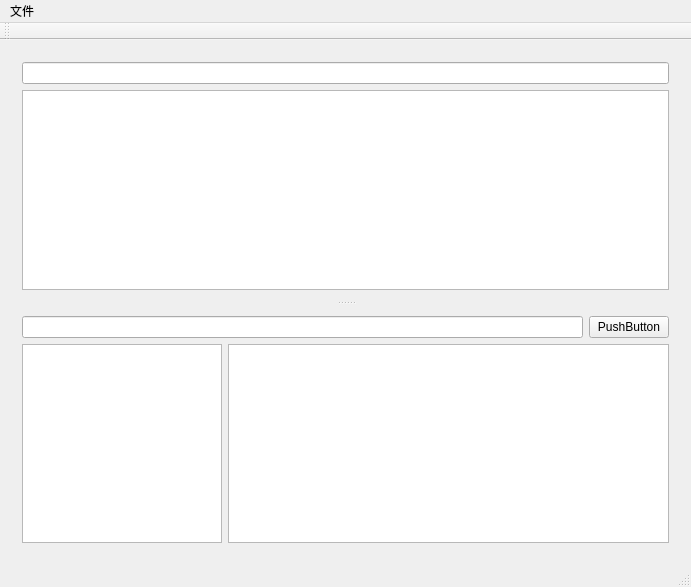
This is QResDepot/mainwindow.ui in jacklling/QResDepot as Qt 5 draws it before an edit. The edited form follows.
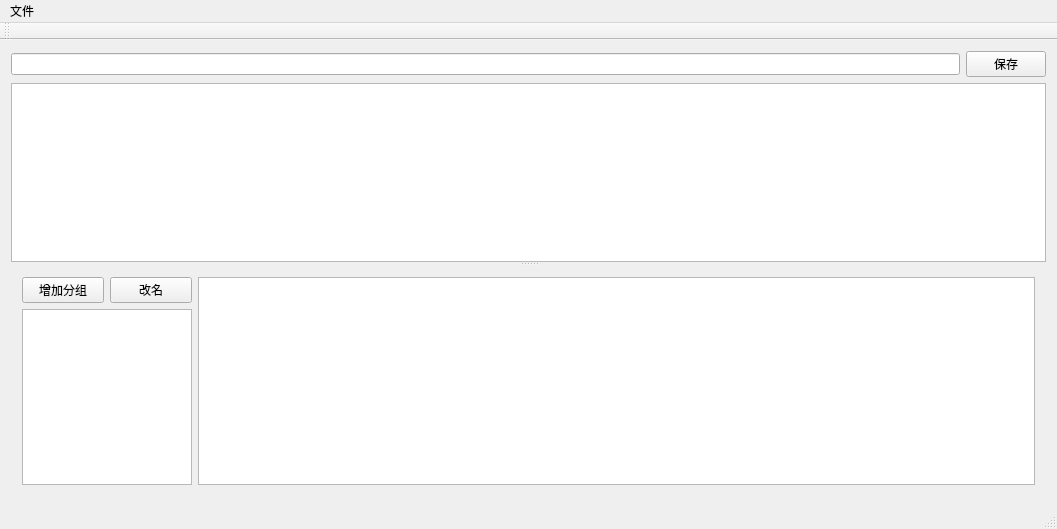
This is the edited form. Custom widgets are drawn as their Qt base class.

```diff
--- a/QResDepot/mainwindow.ui
+++ b/QResDepot/mainwindow.ui
@@ -6,27 +6,41 @@
    <rect>
     <x>0</x>
     <y>0</y>
-    <width>691</width>
-    <height>587</height>
+    <width>1057</width>
+    <height>529</height>
    </rect>
   </property>
   <property name="windowTitle">
    <string>MainWindow</string>
   </property>
   <widget class="QWidget" name="centralWidget">
-   <layout class="QVBoxLayout" name="verticalLayout_3">
+   <layout class="QVBoxLayout" name="verticalLayout_2">
+    <item>
+     <layout class="QHBoxLayout" name="horizontalLayout_3">
+      <item>
+       <widget class="QLineEdit" name="filterLineEdit"/>
+      </item>
+      <item>
+       <widget class="QPushButton" name="pushButton_2">
+        <property name="text">
+         <string>保存</string>
+        </property>
+       </widget>
+      </item>
+     </layout>
+    </item>
     <item>
      <widget class="QSplitter" name="splitter">
       <property name="orientation">
        <enum>Qt::Vertical</enum>
       </property>
-      <widget class="QWidget" name="">
-       <layout class="QVBoxLayout" name="verticalLayout">
-        <item>
-         <widget class="QLineEdit" name="lineEdit_2"/>
-        </item>
-        <item>
          <widget class="QTableView" name="resFileTableView">
+       <property name="minimumSize">
+        <size>
+         <width>1033</width>
+         <height>0</height>
+        </size>
+       </property>
           <property name="editTriggers">
            <set>QAbstractItemView::NoEditTriggers</set>
           </property>
@@ -48,35 +62,45 @@
           <property name="sortingEnabled">
            <bool>true</bool>
           </property>
+       <attribute name="horizontalHeaderDefaultSectionSize">
+        <number>200</number>
+       </attribute>
           <attribute name="horizontalHeaderStretchLastSection">
            <bool>true</bool>
           </attribute>
           <attribute name="verticalHeaderVisible">
            <bool>false</bool>
           </attribute>
-         </widget>
-        </item>
-       </layout>
-      </widget>
-      <widget class="QWidget" name="">
-       <layout class="QVBoxLayout" name="verticalLayout_2">
-        <item>
+       <attribute name="verticalHeaderDefaultSectionSize">
+        <number>20</number>
+       </attribute>
+       <attribute name="verticalHeaderMinimumSectionSize">
+        <number>20</number>
+       </attribute>
+      </widget>
+      <widget class="QWidget" name="layoutWidget">
          <layout class="QHBoxLayout" name="horizontalLayout_2">
           <item>
-           <widget class="QLineEdit" name="lineEdit"/>
-          </item>
-          <item>
-           <widget class="QPushButton" name="pushButton">
-            <property name="text">
-             <string>PushButton</string>
-            </property>
-           </widget>
-          </item>
-         </layout>
-        </item>
+         <layout class="QVBoxLayout" name="verticalLayout">
         <item>
          <layout class="QHBoxLayout" name="horizontalLayout">
           <item>
+             <widget class="QPushButton" name="pushButton">
+              <property name="text">
+               <string>增加分组</string>
+              </property>
+             </widget>
+            </item>
+            <item>
+             <widget class="QPushButton" name="pushButton_3">
+              <property name="text">
+               <string>改名</string>
+              </property>
+             </widget>
+            </item>
+           </layout>
+          </item>
+          <item>
            <widget class="QListView" name="groupListView">
             <property name="maximumSize">
              <size>
@@ -85,9 +109,17 @@
              </size>
             </property>
            </widget>
+          </item>
+         </layout>
           </item>
           <item>
            <widget class="GroupFileTableView" name="groupFileTableView">
+          <property name="minimumSize">
+           <size>
+            <width>837</width>
+            <height>0</height>
+           </size>
+          </property>
             <property name="contextMenuPolicy">
              <enum>Qt::CustomContextMenu</enum>
             </property>
@@ -109,15 +141,22 @@
             <property name="selectionBehavior">
              <enum>QAbstractItemView::SelectRows</enum>
             </property>
+          <attribute name="horizontalHeaderDefaultSectionSize">
+           <number>200</number>
+          </attribute>
             <attribute name="horizontalHeaderStretchLastSection">
              <bool>true</bool>
             </attribute>
             <attribute name="verticalHeaderVisible">
              <bool>false</bool>
             </attribute>
-           </widget>
-          </item>
-         </layout>
+          <attribute name="verticalHeaderDefaultSectionSize">
+           <number>20</number>
+          </attribute>
+          <attribute name="verticalHeaderMinimumSectionSize">
+           <number>20</number>
+          </attribute>
+         </widget>
         </item>
        </layout>
       </widget>
@@ -130,7 +169,7 @@
     <rect>
      <x>0</x>
      <y>0</y>
-     <width>691</width>
+     <width>1057</width>
      <height>22</height>
     </rect>
    </property>
@@ -143,6 +182,30 @@
    <addaction name="menu"/>
   </widget>
   <widget class="QToolBar" name="mainToolBar">
+   <property name="enabled">
+    <bool>true</bool>
+   </property>
+   <property name="sizeIncrement">
+    <size>
+     <width>30</width>
+     <height>30</height>
+    </size>
+   </property>
+   <property name="baseSize">
+    <size>
+     <width>30</width>
+     <height>30</height>
+    </size>
+   </property>
+   <property name="iconSize">
+    <size>
+     <width>64</width>
+     <height>64</height>
+    </size>
+   </property>
+   <property name="toolButtonStyle">
+    <enum>Qt::ToolButtonTextBesideIcon</enum>
+   </property>
    <attribute name="toolBarArea">
     <enum>TopToolBarArea</enum>
    </attribute>
```
Left out of the diff: 24 changed lines with no effect on the pictures. Lines whose indentation alone changed are shown as unchanged.
